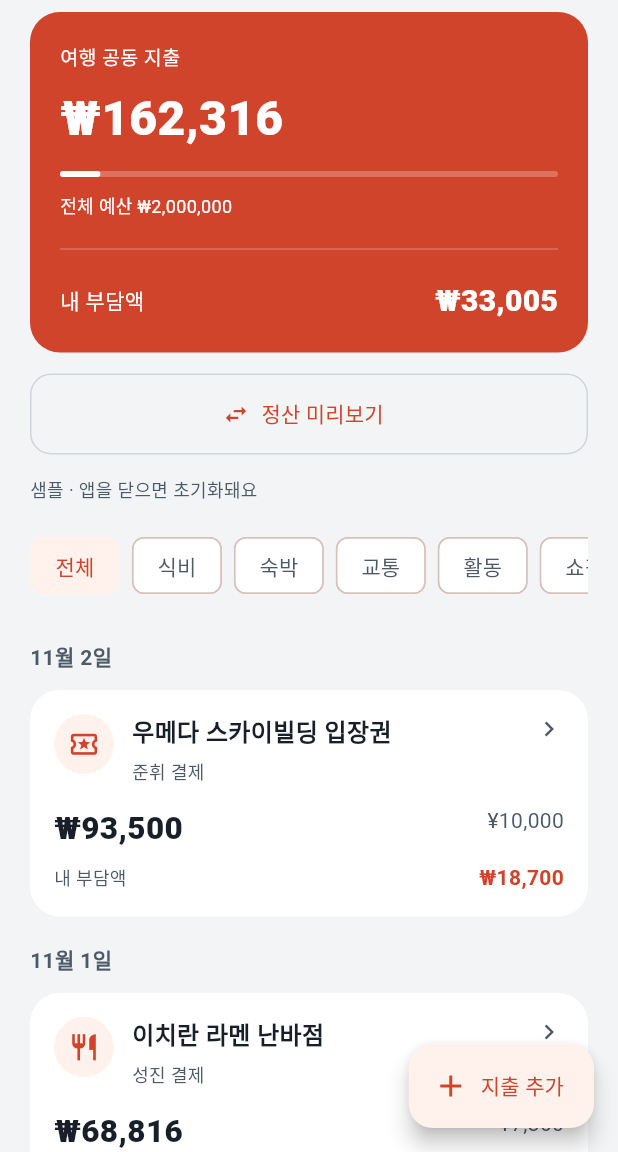
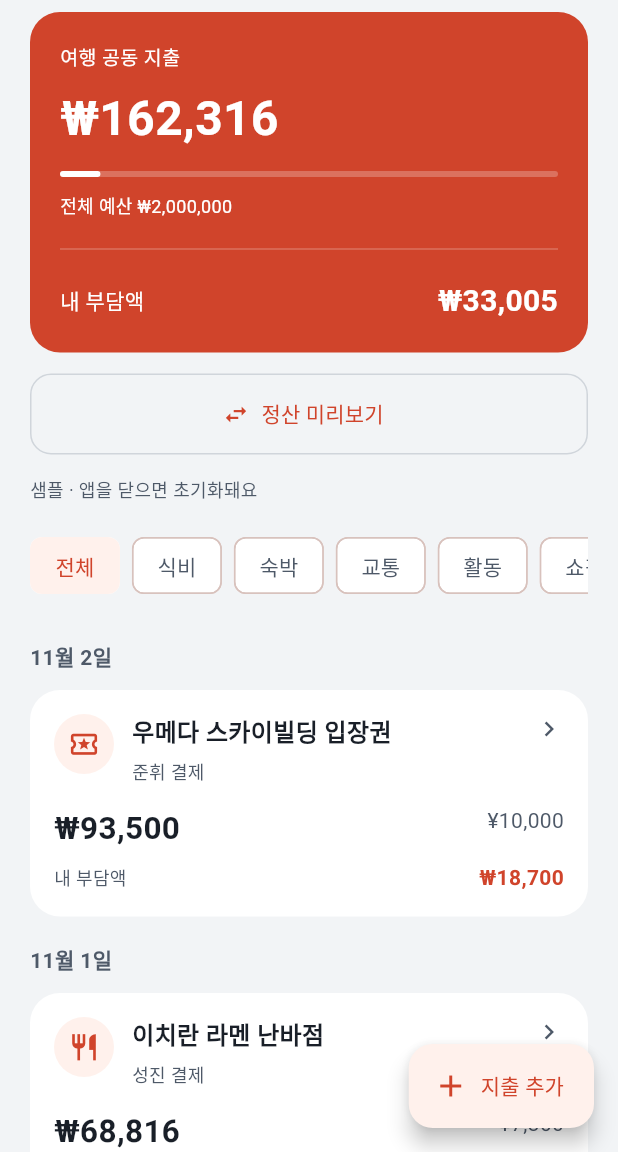
Before and after one commit to sasiljangnan2/Backpack_Crop, a Flutter app: the ExpenseListScreen screen opened directly, on a phone screen of 412 x 824 dp, the part 84-1236 px from its top. Run offline on Flutter 3.47's test engine with Material 3 defaults, Android fonts, the phone set to English and light mode, and no system bars; our stand-ins replace flutter_secure_storage; accounts and stored records are empty; Roboto replaces fonts that are missing (Pretendard).

Commit message:
fix: 앱 글꼴과 경비 금액 표기 통일

```diff
--- /dev/null
+++ b/lib/core/theme/app_theme.dart
@@ -0,0 +1,42 @@
+import 'package:flutter/material.dart';
+
+import 'app_colors.dart';
+import 'app_typography.dart';
+
+abstract final class AppTheme {
+  static ThemeData get light => ThemeData(
+    useMaterial3: true,
+    fontFamily: AppTypography.fontFamily,
+    datePickerTheme: const DatePickerThemeData(
+      rangePickerHeaderHeadlineStyle: TextStyle(
+        fontSize: 16,
+        fontWeight: FontWeight.w700,
+      ),
+    ),
+    colorScheme: AppColors.scheme,
+    scaffoldBackgroundColor: Colors.white,
+    inputDecorationTheme: InputDecorationTheme(
+      filled: true,
+      fillColor: Colors.white,
+      errorMaxLines: 3,
+      contentPadding: const EdgeInsets.all(16),
+      border: OutlineInputBorder(borderRadius: BorderRadius.circular(14)),
+      enabledBorder: OutlineInputBorder(
+        borderRadius: BorderRadius.circular(14),
+        borderSide: const BorderSide(color: AppColors.border),
+      ),
+    ),
+    filledButtonTheme: FilledButtonThemeData(
+      style: FilledButton.styleFrom(
+        minimumSize: const Size.fromHeight(54),
+        shape: RoundedRectangleBorder(borderRadius: BorderRadius.circular(14)),
+      ),
+    ),
+    outlinedButtonTheme: OutlinedButtonThemeData(
+      style: OutlinedButton.styleFrom(
+        minimumSize: const Size.fromHeight(54),
+        shape: RoundedRectangleBorder(borderRadius: BorderRadius.circular(14)),
+      ),
+    ),
+  );
+}
--- /dev/null
+++ b/lib/core/theme/app_typography.dart
@@ -0,0 +1,23 @@
+import 'package:flutter/foundation.dart';
+import 'package:flutter/material.dart';
+import 'package:flutter/services.dart';
+
+abstract final class AppTypography {
+  static const String fontFamily = 'Pretendard';
+  static const TextStyle money = TextStyle(
+    fontWeight: FontWeight.w700,
+    fontFeatures: [FontFeature.tabularFigures()],
+  );
+  static bool _hasRegisteredLicense = false;
+
+  static void registerLicense() {
+    if (_hasRegisteredLicense) {
+      return;
+    }
+    _hasRegisteredLicense = true;
+    LicenseRegistry.addLicense(() async* {
+      final license = await rootBundle.loadString('assets/fonts/OFL.txt');
+      yield LicenseEntryWithLineBreaks(['Pretendard'], license);
+    });
+  }
+}
--- a/lib/features/expense/presentation/widgets/expense_record_tile.dart
+++ b/lib/features/expense/presentation/widgets/expense_record_tile.dart
@@ -1,6 +1,7 @@
 import 'package:flutter/material.dart';
 
 import '../../../../core/theme/app_colors.dart';
+import '../../../../core/theme/app_typography.dart';
 import '../../data/expense_repository.dart';
 import '../../data/expense_request.dart';
 import '../expense_split_strings.dart';
@@ -83,36 +84,59 @@
                 spacing: 12,
                 runSpacing: 4,
                 children: [
-                  Text(
+                  FittedBox(
+                    fit: BoxFit.scaleDown,
+                    alignment: Alignment.centerLeft,
+                    child: Text(
                       ExpenseStrings.krw(expense.amountKrw),
-                    style: const TextStyle(
-                      fontSize: 21,
-                      fontWeight: FontWeight.w800,
+                      style: AppTypography.money.copyWith(fontSize: 21),
+                      maxLines: 1,
+                      softWrap: false,
                     ),
                   ),
-                  Text(
+                  FittedBox(
+                    fit: BoxFit.scaleDown,
+                    alignment: Alignment.centerLeft,
+                    child: Text(
                       ExpenseSplitStrings.amount(
                         expense.request.amountLocal ?? expense.amountKrw,
                         expense.data.currencyCode,
                       ),
-                    style: const TextStyle(color: AppColors.muted),
+                      style: AppTypography.money.copyWith(
+                        color: AppColors.muted,
+                        fontSize: 14,
+                        fontWeight: FontWeight.w400,
+                      ),
+                      maxLines: 1,
+                      softWrap: false,
+                    ),
                   ),
                 ],
               ),
               const SizedBox(height: 8),
-              Row(
+              Wrap(
+                alignment: WrapAlignment.spaceBetween,
+                crossAxisAlignment: WrapCrossAlignment.center,
+                spacing: 12,
+                runSpacing: 6,
                 children: [
-                  const Expanded(
-                    child: Text(
+                  const Text(
                     ExpenseStrings.myShare,
                     style: TextStyle(color: AppColors.muted, fontSize: 12),
                   ),
+                  FittedBox(
+                    fit: BoxFit.scaleDown,
+                    alignment: Alignment.centerLeft,
+                    child: Text(
+                      ExpenseStrings.krw(
+                        expense.sharesKrw[currentMemberId] ?? 0,
                       ),
-                  Text(
-                    ExpenseStrings.krw(expense.sharesKrw[currentMemberId] ?? 0),
-                    style: const TextStyle(
+                      style: AppTypography.money.copyWith(
                         color: AppColors.primary,
-                      fontWeight: FontWeight.w700,
+                        fontSize: 14,
+                      ),
+                      maxLines: 1,
+                      softWrap: false,
                     ),
                   ),
                 ],
--- a/lib/features/expense/presentation/widgets/expense_summary_card.dart
+++ b/lib/features/expense/presentation/widgets/expense_summary_card.dart
@@ -1,6 +1,7 @@
 import 'package:flutter/material.dart';
 
 import '../../../../core/theme/app_colors.dart';
+import '../../../../core/theme/app_typography.dart';
 import '../expense_strings.dart';
 
 class ExpenseSummaryCard extends StatelessWidget {
@@ -35,9 +36,8 @@
           child: Text(
             ExpenseStrings.krw(totalKrw),
             key: const ValueKey('expense-total'),
-            style: const TextStyle(
+            style: AppTypography.money.copyWith(
               fontSize: 32,
-              fontWeight: FontWeight.w800,
               color: Colors.white,
             ),
           ),
@@ -58,21 +58,28 @@
           padding: EdgeInsets.symmetric(vertical: 12),
           child: Divider(color: Colors.white24),
         ),
-        Row(
+        Wrap(
+          alignment: WrapAlignment.spaceBetween,
+          crossAxisAlignment: WrapCrossAlignment.center,
+          spacing: 16,
+          runSpacing: 8,
           children: [
-            const Expanded(
-              child: Text(
+            const Text(
               ExpenseStrings.myShare,
               style: TextStyle(color: Colors.white),
             ),
-            ),
-            Text(
+            FittedBox(
+              fit: BoxFit.scaleDown,
+              alignment: Alignment.centerLeft,
+              child: Text(
                 ExpenseStrings.krw(myShareKrw),
                 key: const ValueKey('expense-my-share'),
-              style: const TextStyle(
+                style: AppTypography.money.copyWith(
                   color: Colors.white,
                   fontSize: 20,
-                fontWeight: FontWeight.w800,
+                ),
+                maxLines: 1,
+                softWrap: false,
               ),
             ),
           ],
```
Also changed, not shown: assets/fonts/OFL.txt (added, +94 -0 lines), lib/app.dart (+2 -38 lines), lib/main.dart (+9 -5 lines), pubspec.yaml (+16 -0 lines), 10 other files. Lines whose indentation alone changed are shown as unchanged.
